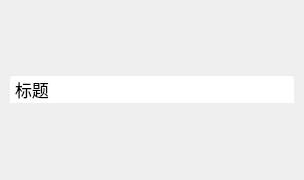
xtuer/Qt, file MagicWindow/MagicWindow.ui: the form before one commit.
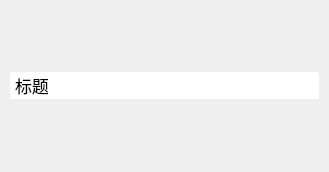
The form after the commit. Icons and pictures are not drawn.

What changed in the file:
```diff
--- a/MagicWindow/MagicWindow.ui
+++ b/MagicWindow/MagicWindow.ui
@@ -6,8 +6,8 @@
    <rect>
     <x>0</x>
     <y>0</y>
-    <width>304</width>
-    <height>180</height>
+    <width>329</width>
+    <height>172</height>
    </rect>
   </property>
   <property name="windowTitle">
```
